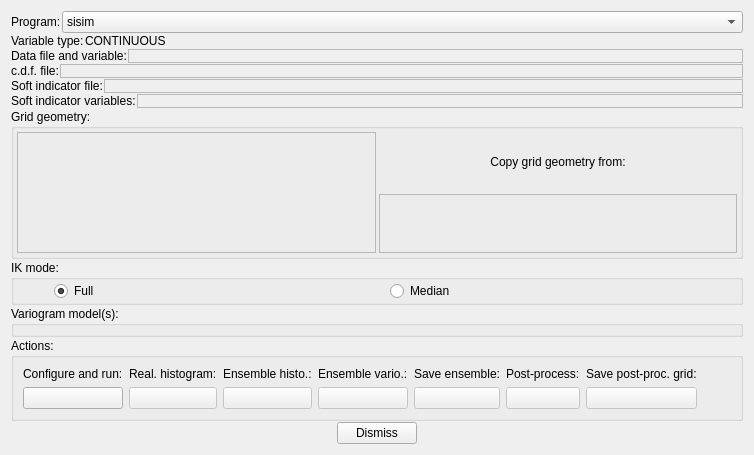
PauloCarvalhoRJ/gammaray, file dialogs/sisimdialog.ui: the form before one commit.
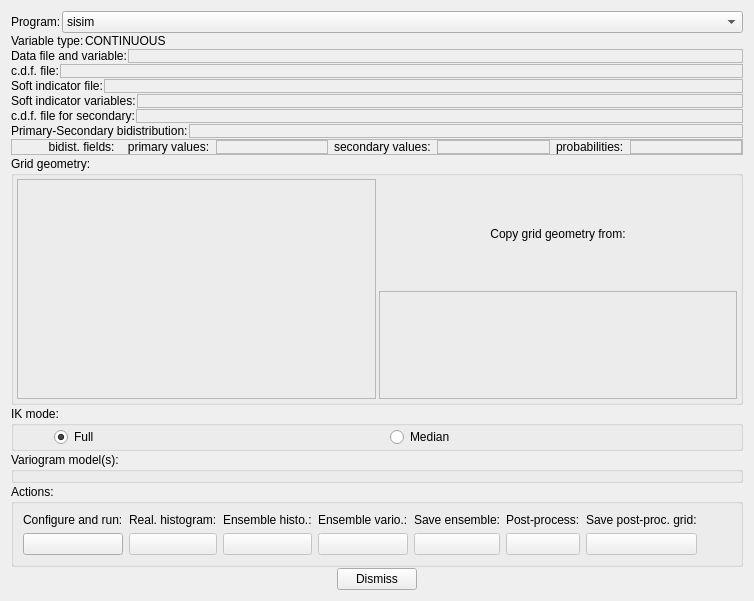
The form after the commit. Icons and pictures are not drawn.

Commit message: SISIM: sisim_gs: WIP.

Diff of the .ui file:
```diff
--- a/dialogs/sisimdialog.ui
+++ b/dialogs/sisimdialog.ui
@@ -7,11 +7,11 @@
     <x>0</x>
     <y>0</y>
     <width>754</width>
-    <height>455</height>
+    <height>601</height>
    </rect>
   </property>
   <property name="windowTitle">
-   <string>Dialog</string>
+   <string>Sequential Indicator Simulation Dialog</string>
   </property>
   <layout class="QVBoxLayout" name="verticalLayout">
    <property name="spacing">
@@ -107,16 +107,7 @@
         <property name="spacing">
          <number>0</number>
         </property>
-        <property name="leftMargin">
-         <number>0</number>
-        </property>
-        <property name="topMargin">
-         <number>0</number>
-        </property>
-        <property name="rightMargin">
-         <number>0</number>
-        </property>
-        <property name="bottomMargin">
+        <property name="margin">
          <number>0</number>
         </property>
        </layout>
@@ -151,16 +142,7 @@
         <property name="spacing">
          <number>0</number>
         </property>
-        <property name="leftMargin">
-         <number>0</number>
-        </property>
-        <property name="topMargin">
-         <number>0</number>
-        </property>
-        <property name="rightMargin">
-         <number>0</number>
-        </property>
-        <property name="bottomMargin">
+        <property name="margin">
          <number>0</number>
         </property>
        </layout>
@@ -171,7 +153,7 @@
    <item>
     <layout class="QHBoxLayout" name="horizontalLayout_6">
      <item>
-      <widget class="QLabel" name="label_3">
+      <widget class="QLabel" name="lblSecondaryDataFile">
        <property name="text">
         <string>Soft indicator file:</string>
        </property>
@@ -195,16 +177,7 @@
         <property name="spacing">
          <number>0</number>
         </property>
-        <property name="leftMargin">
-         <number>0</number>
-        </property>
-        <property name="topMargin">
-         <number>0</number>
-        </property>
-        <property name="rightMargin">
-         <number>0</number>
-        </property>
-        <property name="bottomMargin">
+        <property name="margin">
          <number>0</number>
         </property>
        </layout>
@@ -215,7 +188,7 @@
    <item>
     <layout class="QHBoxLayout" name="horizontalLayout_9">
      <item>
-      <widget class="QLabel" name="label_4">
+      <widget class="QLabel" name="lblSecondaryDataVariables">
        <property name="text">
         <string>Soft indicator variables:</string>
        </property>
@@ -239,23 +212,186 @@
         <property name="spacing">
          <number>0</number>
         </property>
-        <property name="leftMargin">
+        <property name="margin">
          <number>0</number>
         </property>
-        <property name="topMargin">
+       </layout>
+      </widget>
+     </item>
+    </layout>
+   </item>
+   <item>
+    <layout class="QHBoxLayout" name="horizontalLayout_14">
+     <property name="spacing">
+      <number>-1</number>
+     </property>
+     <property name="bottomMargin">
+      <number>0</number>
+     </property>
+     <item>
+      <widget class="QLabel" name="lblDistrFileSecondary">
+       <property name="text">
+        <string>c.d.f. file for secondary:</string>
+       </property>
+      </widget>
+     </item>
+     <item>
+      <widget class="QFrame" name="frmDistrSecondaryData">
+       <property name="sizePolicy">
+        <sizepolicy hsizetype="Expanding" vsizetype="Preferred">
+         <horstretch>0</horstretch>
+         <verstretch>0</verstretch>
+        </sizepolicy>
+       </property>
+       <property name="frameShape">
+        <enum>QFrame::StyledPanel</enum>
+       </property>
+       <property name="frameShadow">
+        <enum>QFrame::Raised</enum>
+       </property>
+       <layout class="QHBoxLayout" name="horizontalLayout_15">
+        <property name="margin">
          <number>0</number>
         </property>
-        <property name="rightMargin">
+       </layout>
+      </widget>
+     </item>
+    </layout>
+   </item>
+   <item>
+    <layout class="QHBoxLayout" name="horizontalLayout_16">
+     <property name="bottomMargin">
+      <number>0</number>
+     </property>
+     <item>
+      <widget class="QLabel" name="lblBidistribution">
+       <property name="text">
+        <string>Primary-Secondary bidistribution:</string>
+       </property>
+      </widget>
+     </item>
+     <item>
+      <widget class="QFrame" name="frmBidistribution">
+       <property name="sizePolicy">
+        <sizepolicy hsizetype="Expanding" vsizetype="Preferred">
+         <horstretch>0</horstretch>
+         <verstretch>0</verstretch>
+        </sizepolicy>
+       </property>
+       <property name="frameShape">
+        <enum>QFrame::StyledPanel</enum>
+       </property>
+       <property name="frameShadow">
+        <enum>QFrame::Raised</enum>
+       </property>
+       <layout class="QHBoxLayout" name="horizontalLayout_17">
+        <property name="margin">
          <number>0</number>
         </property>
-        <property name="bottomMargin">
-         <number>0</number>
-        </property>
        </layout>
       </widget>
      </item>
     </layout>
    </item>
+   <item>
+    <widget class="QFrame" name="frmBidistFields">
+     <property name="frameShape">
+      <enum>QFrame::StyledPanel</enum>
+     </property>
+     <property name="frameShadow">
+      <enum>QFrame::Raised</enum>
+     </property>
+     <layout class="QHBoxLayout" name="horizontalLayout_18">
+      <property name="margin">
+       <number>0</number>
+      </property>
+      <item>
+       <widget class="QLabel" name="label_3">
+        <property name="text">
+         <string>           bidist. fields:    primary values:</string>
+        </property>
+       </widget>
+      </item>
+      <item>
+       <widget class="QFrame" name="frmBidistPrimaryField">
+        <property name="sizePolicy">
+         <sizepolicy hsizetype="Expanding" vsizetype="Preferred">
+          <horstretch>0</horstretch>
+          <verstretch>0</verstretch>
+         </sizepolicy>
+        </property>
+        <property name="frameShape">
+         <enum>QFrame::StyledPanel</enum>
+        </property>
+        <property name="frameShadow">
+         <enum>QFrame::Raised</enum>
+        </property>
+        <layout class="QHBoxLayout" name="horizontalLayout_19">
+         <property name="margin">
+          <number>0</number>
+         </property>
+        </layout>
+       </widget>
+      </item>
+      <item>
+       <widget class="QLabel" name="label_4">
+        <property name="text">
+         <string>secondary values:</string>
+        </property>
+       </widget>
+      </item>
+      <item>
+       <widget class="QFrame" name="frmBidistSecondaryField">
+        <property name="sizePolicy">
+         <sizepolicy hsizetype="Expanding" vsizetype="Preferred">
+          <horstretch>0</horstretch>
+          <verstretch>0</verstretch>
+         </sizepolicy>
+        </property>
+        <property name="frameShape">
+         <enum>QFrame::StyledPanel</enum>
+        </property>
+        <property name="frameShadow">
+         <enum>QFrame::Raised</enum>
+        </property>
+        <layout class="QHBoxLayout" name="horizontalLayout_20">
+         <property name="margin">
+          <number>0</number>
+         </property>
+        </layout>
+       </widget>
+      </item>
+      <item>
+       <widget class="QLabel" name="label_6">
+        <property name="text">
+         <string>probabilities:</string>
+        </property>
+       </widget>
+      </item>
+      <item>
+       <widget class="QFrame" name="frmBidistProbabilities">
+        <property name="sizePolicy">
+         <sizepolicy hsizetype="Expanding" vsizetype="Preferred">
+          <horstretch>0</horstretch>
+          <verstretch>0</verstretch>
+         </sizepolicy>
+        </property>
+        <property name="frameShape">
+         <enum>QFrame::StyledPanel</enum>
+        </property>
+        <property name="frameShadow">
+         <enum>QFrame::Raised</enum>
+        </property>
+        <layout class="QHBoxLayout" name="horizontalLayout_21">
+         <property name="margin">
+          <number>0</number>
+         </property>
+        </layout>
+       </widget>
+      </item>
+     </layout>
+    </widget>
+   </item>
    <item>
     <widget class="QGroupBox" name="groupBox_3">
      <property name="sizePolicy">
@@ -268,16 +404,7 @@
       <string>Grid geometry:</string>
      </property>
      <layout class="QGridLayout" name="gridLayout_3">
-      <property name="leftMargin">
-       <number>3</number>
-      </property>
-      <property name="topMargin">
-       <number>3</number>
-      </property>
-      <property name="rightMargin">
-       <number>3</number>
-      </property>
-      <property name="bottomMargin">
+      <property name="margin">
        <number>3</number>
       </property>
       <property name="spacing">
@@ -316,16 +443,7 @@
          <property name="spacing">
           <number>0</number>
          </property>
-         <property name="leftMargin">
-          <number>0</number>
-         </property>
-         <property name="topMargin">
-          <number>0</number>
-         </property>
-         <property name="rightMargin">
-          <number>0</number>
-         </property>
-         <property name="bottomMargin">
+         <property name="margin">
           <number>0</number>
          </property>
         </layout>
@@ -378,16 +496,7 @@
       <string>Variogram model(s):</string>
      </property>
      <layout class="QHBoxLayout" name="horizontalLayout_11">
-      <property name="leftMargin">
-       <number>1</number>
-      </property>
-      <property name="topMargin">
-       <number>1</number>
-      </property>
-      <property name="rightMargin">
-       <number>1</number>
-      </property>
-      <property name="bottomMargin">
+      <property name="margin">
        <number>1</number>
       </property>
      </layout>
```
The commit also changes 2 other files.
